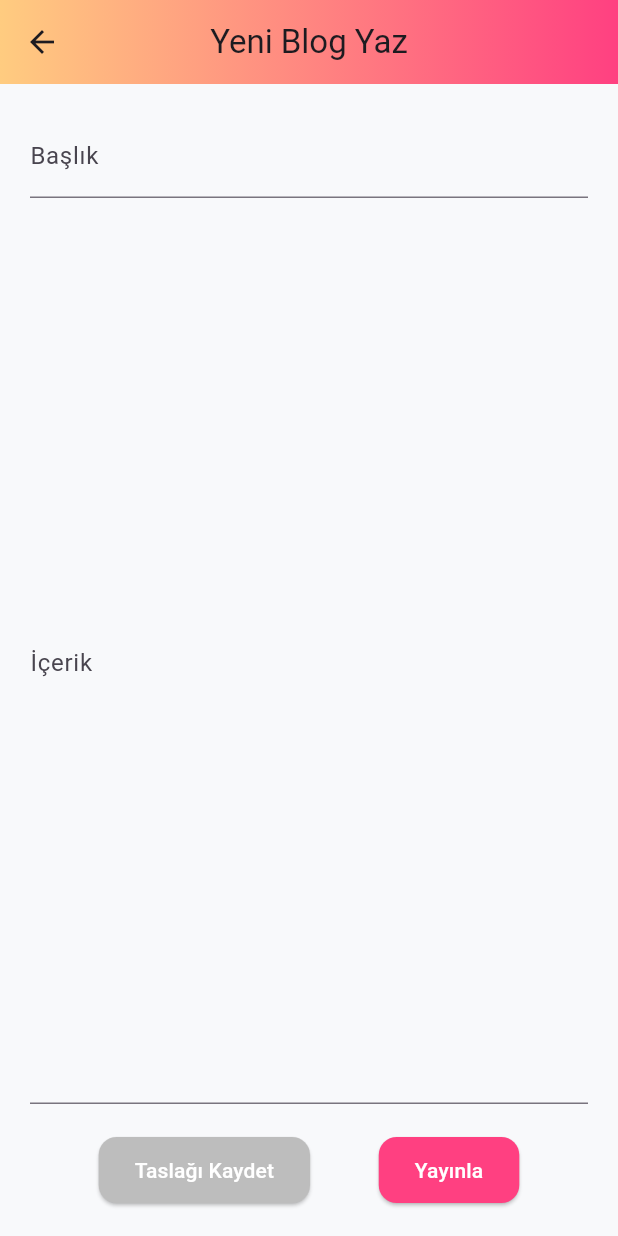
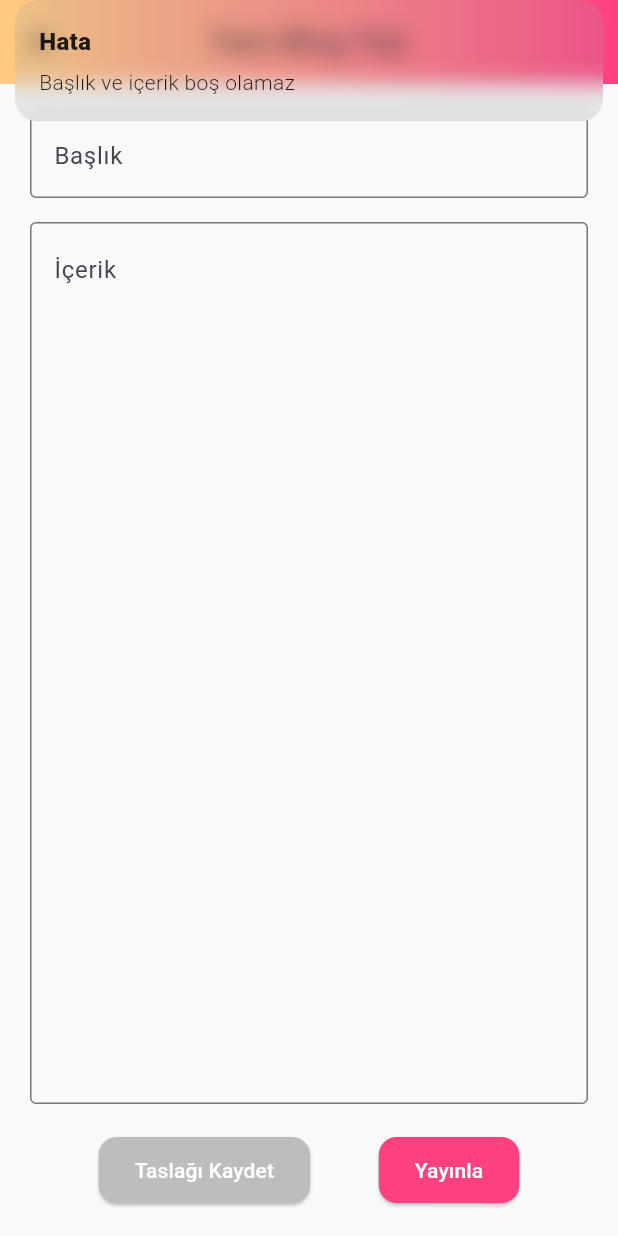
Before and after one commit to edamerveatalay/inkverse_flutter, a Flutter app: the AddBlogPage screen opened directly, after a tap on "Taslağı Kaydet", on a phone screen of 412 x 824 dp. Run offline on Flutter 3.47's test engine with Material 3 defaults, Android fonts, the light colour scheme and no system bars; our stand-ins replace dio, flutter_secure_storage, get, get_storage, shared_preferences; accounts and stored records are empty.

```diff
--- a/lib/app/ui/pages/add_blog_page.dart
+++ b/lib/app/ui/pages/add_blog_page.dart
@@ -1,8 +1,7 @@
 import 'package:flutter/material.dart';
-import 'package:dio/dio.dart';
 import 'package:get/get.dart';
 import 'package:inkverse_flutter/app/constants/constants.dart';
-import 'package:shared_preferences/shared_preferences.dart';
+import 'package:inkverse_flutter/services/blog_api.dart';
 
 class AddBlogPage extends StatefulWidget {
   const AddBlogPage({super.key});
@@ -15,31 +14,39 @@ class _AddBlogPageState extends State<AddBlogPage> {
   final titleController = TextEditingController();
   final contentController = TextEditingController();
   bool isLoading = false;
+  final BlogApi _blogApi = BlogApi();
 
   Future<void> _saveBlog(bool isPublished) async {
+    if (titleController.text.isEmpty || contentController.text.isEmpty) {
+      Get.snackbar('Hata', 'Başlık ve içerik boş olamaz');
+      return;
+    }
+
     setState(() => isLoading = true);
+
     try {
-      final dio = Dio(BaseOptions(baseUrl: BASE_URL));
-      final prefs = await SharedPreferences.getInstance();
-      final token = prefs.getString('token');
-
-      final response = await dio.post(
-        '/blog/',
-        data: {
-          'title': titleController.text,
-          'content': contentController.text,
-          'is_published': isPublished,
-        },
-        options: Options(headers: {"Authorization": "Bearer $token"}),
-      );
-
-      print(
-        "Taslak kaydetme response: ${response.statusCode} - ${response.data}",
-      );
+      if (isPublished) {
+        // Doğrudan yayınla
+        await _blogApi.createBlog(
+          title: titleController.text,
+          content: contentController.text,
+          isPublished: true,
+        );
+        Get.snackbar('Başarılı', 'Blog yayınlandı!');
+      } else {
+        // Taslak olarak kaydet
+        await _blogApi.createBlog(
+          title: titleController.text,
+          content: contentController.text,
+          isPublished: false,
+        );
+        Get.snackbar('Başarılı', 'Taslak kaydedildi!');
+      }
 
       Get.back(result: true);
     } catch (e) {
-      print("Hata: $e");
+      print("Blog kaydetme hatası: $e");
+      Get.snackbar('Hata', 'Blog kaydedilemedi: $e');
     } finally {
       setState(() => isLoading = false);
     }
@@ -65,15 +72,23 @@ class _AddBlogPageState extends State<AddBlogPage> {
           children: [
             TextField(
               controller: titleController,
-              decoration: const InputDecoration(labelText: "Başlık"),
+              decoration: const InputDecoration(
+                labelText: "Başlık",
+                border: OutlineInputBorder(),
+              ),
             ),
             const SizedBox(height: 16),
             Expanded(
               child: TextField(
                 controller: contentController,
-                decoration: const InputDecoration(labelText: "İçerik"),
+                decoration: const InputDecoration(
+                  labelText: "İçerik",
+                  border: OutlineInputBorder(),
+                  alignLabelWithHint: true,
+                ),
                 maxLines: null,
                 expands: true,
+                textAlignVertical: TextAlignVertical.top,
               ),
             ),
             const SizedBox(height: 20),
@@ -93,7 +108,13 @@ class _AddBlogPageState extends State<AddBlogPage> {
                       borderRadius: BorderRadius.circular(12),
                     ),
                   ),
-                  child: const Text("Taslağı Kaydet"),
+                  child: isLoading
+                      ? const SizedBox(
+                          height: 20,
+                          width: 20,
+                          child: CircularProgressIndicator(strokeWidth: 2),
+                        )
+                      : const Text("Taslağı Kaydet"),
                 ),
                 ElevatedButton(
                   onPressed: isLoading ? null : () => _saveBlog(true),
@@ -108,7 +129,13 @@ class _AddBlogPageState extends State<AddBlogPage> {
                       borderRadius: BorderRadius.circular(12),
                     ),
                   ),
-                  child: const Text("Yayınla"),
+                  child: isLoading
+                      ? const SizedBox(
+                          height: 20,
+                          width: 20,
+                          child: CircularProgressIndicator(strokeWidth: 2),
+                        )
+                      : const Text("Yayınla"),
                 ),
               ],
             ),
--- a/lib/services/api_client.dart
+++ b/lib/services/api_client.dart
@@ -1,5 +1,3 @@
-//Flutter uygulamamızın backend ile konuşmasını sağlayacak bir “iletim hattı” kuruyoruz.
-// backende mesaj yollayıcısıFlutter uygulamamızın backend ile konuşmasını sağlayacak bir “iletim hattı” kuruyoruz.
 import 'package:dio/dio.dart';
 import 'package:get_storage/get_storage.dart';
 import 'package:flutter/foundation.dart';
@@ -8,15 +6,19 @@ import 'package:shared_preferences/shared_preferences.dart';
 class ApiClient {
   final Dio dio;
   ApiClient._internal(this.dio);
+
   factory ApiClient() {
     final baseOptions = BaseOptions(
-      baseUrl: 'http://10.0.2.2:8000', // senin backend adresin
+      baseUrl: 'http://10.0.2.2:8000',
       connectTimeout: const Duration(seconds: 10),
       receiveTimeout: const Duration(seconds: 10),
       responseType: ResponseType.json,
+      followRedirects: true, // ✅ BUNU EKLE - 307 HATASINI ÇÖZER
+      maxRedirects: 5, // ✅ BUNU EKLE
     );
 
     final dio = Dio(baseOptions);
+
     dio.interceptors.add(
       InterceptorsWrapper(
         onRequest: (options, handler) async {
@@ -41,7 +43,7 @@ class ApiClient {
               'RESPONSE[${response.statusCode}] => PATH: ${response.requestOptions.path}',
             );
           }
-          return handler.next(response); // cevabı devam ettir
+          return handler.next(response);
         },
         onError: (DioError e, handler) {
           if (kDebugMode) {
@@ -49,10 +51,11 @@ class ApiClient {
               'ERROR[${e.response?.statusCode}] => PATH: ${e.requestOptions.path}',
             );
           }
-          return handler.next(e); // hatayı devam ettir
+          return handler.next(e);
         },
       ),
     );
+
     return ApiClient._internal(dio);
   }
 }
```
Also changed, not shown: lib/app/ui/pages/drafts_page.dart (+42 -53 lines), lib/app/ui/pages/home_page.dart (+37 -37 lines), lib/services/blog_api.dart (+44 -3 lines).
